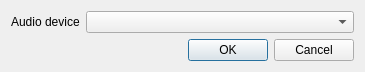
First picture: the form in interface/AudioSystemSettings.ui, repository Razakhel/RaZor, before the edit.
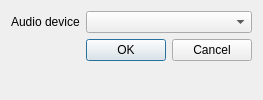
Second picture: the form after the edit.

```diff
--- a/interface/AudioSystemSettings.ui
+++ b/interface/AudioSystemSettings.ui
@@ -5,14 +5,6 @@
   <property name="windowModality">
    <enum>Qt::ApplicationModal</enum>
   </property>
-  <property name="geometry">
-   <rect>
-    <x>0</x>
-    <y>0</y>
-    <width>365</width>
-    <height>67</height>
-   </rect>
-  </property>
   <property name="windowTitle">
    <string>Audio system settings</string>
   </property>
```
